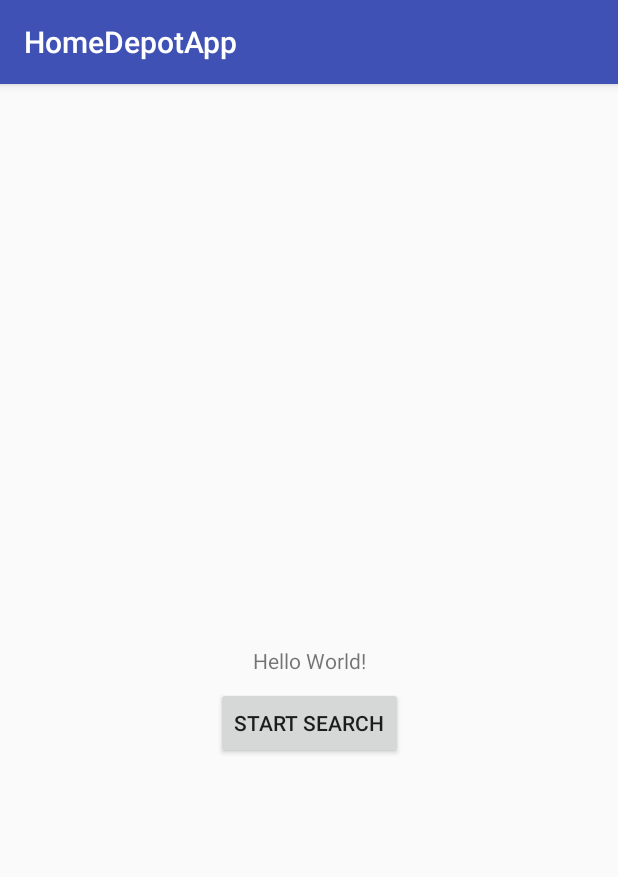
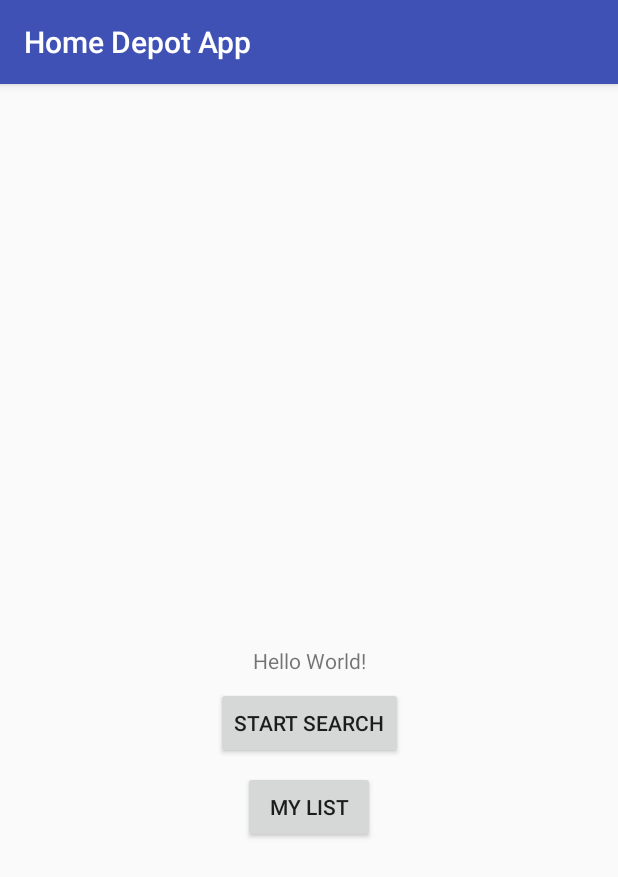
Before and after one commit to IshanArya/Beacon, an Android app: the screen it shows after launch (MainActivity), on a phone screen of 412 x 824 dp. Shown: the top 877 px of the screen. Run offline under Robolectric (Android 15) with nearby library versions, the light colour scheme and no system bars.

Commit message:
Added my list

```diff
--- a/HomeDepotApp/app/build.gradle
+++ b/HomeDepotApp/app/build.gradle
@@ -27,6 +27,7 @@
     implementation "org.jetbrains.kotlin:kotlin-stdlib-jre7:$kotlin_version"
     implementation 'com.android.support:appcompat-v7:26.1.0'
     implementation 'com.android.support.constraint:constraint-layout:1.1.3'
+    implementation 'com.android.support:design:26.1.0'
     testImplementation 'junit:junit:4.12'
     androidTestImplementation 'com.android.support.test:runner:1.0.2'
     androidTestImplementation 'com.android.support.test.espresso:espresso-core:3.0.2'
--- a/HomeDepotApp/app/src/main/java/com/hackathon/fellas/homedepotapp/MainActivity.kt
+++ b/HomeDepotApp/app/src/main/java/com/hackathon/fellas/homedepotapp/MainActivity.kt
@@ -13,7 +13,11 @@
 
     }
 
-    fun startSearch(view: View) {
+    fun goToMyList(view: View) {
+        val intent: Intent = Intent(this, MyListActivity::class.java)
+        startActivity(intent)
+    }
+    fun goToSearch(view: View) {
         val intent: Intent = Intent(this, SearchActivity::class.java)
         startActivity(intent)
     }
--- a/HomeDepotApp/app/src/main/res/layout/activity_main.xml
+++ b/HomeDepotApp/app/src/main/res/layout/activity_main.xml
@@ -17,16 +17,29 @@
         app:layout_constraintTop_toTopOf="parent" />
 
     <Button
-        android:id="@+id/start_search"
+        android:id="@+id/go_to_search"
         android:layout_width="wrap_content"
         android:layout_height="wrap_content"
         android:layout_marginEnd="8dp"
         android:layout_marginStart="8dp"
         android:layout_marginTop="8dp"
-        android:onClick="startSearch"
+        android:onClick="goToSearch"
         android:text="Start search"
         app:layout_constraintEnd_toEndOf="parent"
         app:layout_constraintStart_toStartOf="parent"
         app:layout_constraintTop_toBottomOf="@+id/textView2" />
 
+    <Button
+        android:id="@+id/go_to_my_list"
+        android:layout_width="wrap_content"
+        android:layout_height="wrap_content"
+        android:layout_marginEnd="8dp"
+        android:layout_marginStart="8dp"
+        android:layout_marginTop="8dp"
+        android:onClick="goToMyList"
+        android:text="My List"
+        app:layout_constraintEnd_toEndOf="parent"
+        app:layout_constraintStart_toStartOf="parent"
+        app:layout_constraintTop_toBottomOf="@+id/go_to_search" />
+
 </android.support.constraint.ConstraintLayout>
--- /dev/null
+++ b/HomeDepotApp/app/src/main/res/values/dimens.xml
@@ -0,0 +1,3 @@
+<resources>
+    <dimen name="fab_margin">16dp</dimen>
+</resources>
--- a/HomeDepotApp/app/src/main/res/values/strings.xml
+++ b/HomeDepotApp/app/src/main/res/values/strings.xml
@@ -1,3 +1,4 @@
 <resources>
-    <string name="app_name">HomeDepotApp</string>
+    <string name="app_name">Home Depot App</string>
+    <string name="my_list_underlined"><u>My List</u></string>
 </resources>
```
Also changed, not shown: HomeDepotApp/app/src/main/AndroidManifest.xml (+7 -0 lines), HomeDepotApp/app/src/main/java/com/hackathon/fellas/homedepotapp/MyListActivity.kt (added, +44 -0 lines), HomeDepotApp/app/src/main/java/com/hackathon/fellas/homedepotapp/SearchActivity.kt (+7 -21 lines), HomeDepotApp/app/src/main/java/com/hackathon/fellas/homedepotapp/SharedData.kt (added, +20 -0 lines), HomeDepotApp/app/src/main/res/layout/activity_my_list.xml (added, +21 -0 lines), HomeDepotApp/app/src/main/res/layout/content_my_list.xml (added, +11 -0 lines), HomeDepotApp/app/src/main/res/values/styles.xml (+9 -0 lines), HomeDepotApp/app/src/main/res/layout/tool_item.xml (renamed from HomeDepotApp/app/src/main/res/layout/search_result.xml).
